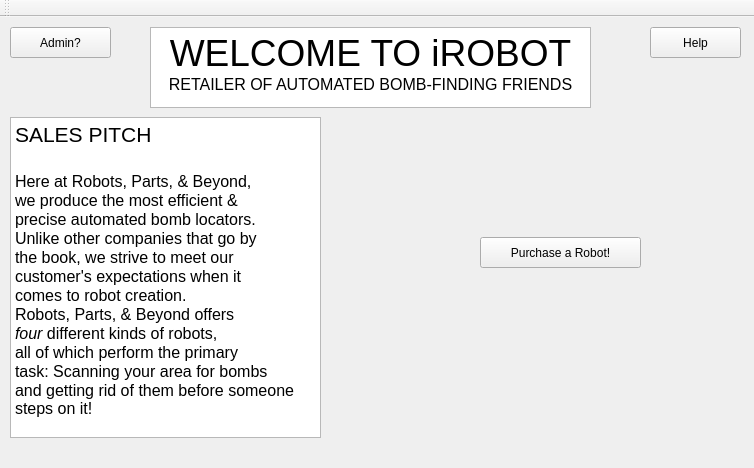
Qt form mainwindow.ui (alanc9016/fragile) before a commit.
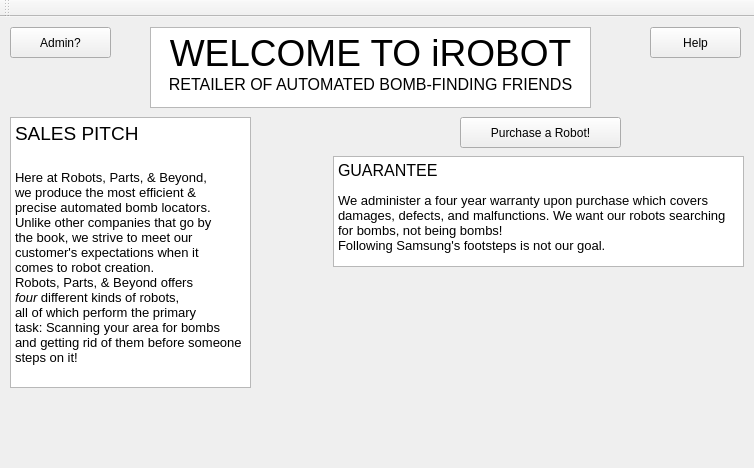
The same form after that commit.

Commit message: policy & sales pitch // This is a super rough layoutgit status!

Diff of the .ui file:
```diff
--- a/mainwindow.ui
+++ b/mainwindow.ui
@@ -63,8 +63,8 @@
      <rect>
       <x>10</x>
       <y>100</y>
-      <width>311</width>
-      <height>321</height>
+      <width>241</width>
+      <height>271</height>
      </rect>
     </property>
     <property name="html">
@@ -72,27 +72,27 @@
 &lt;html&gt;&lt;head&gt;&lt;meta name=&quot;qrichtext&quot; content=&quot;1&quot; /&gt;&lt;style type=&quot;text/css&quot;&gt;
 p, li { white-space: pre-wrap; }
 &lt;/style&gt;&lt;/head&gt;&lt;body style=&quot; font-family:'MS Shell Dlg 2'; font-size:8.25pt; font-weight:400; font-style:normal;&quot;&gt;
-&lt;p style=&quot; margin-top:0px; margin-bottom:0px; margin-left:0px; margin-right:0px; -qt-block-indent:0; text-indent:0px;&quot;&gt;&lt;span style=&quot; font-size:16pt;&quot;&gt;SALES PITCH&lt;/span&gt;&lt;/p&gt;
+&lt;p style=&quot; margin-top:0px; margin-bottom:0px; margin-left:0px; margin-right:0px; -qt-block-indent:0; text-indent:0px;&quot;&gt;&lt;span style=&quot; font-size:14pt;&quot;&gt;SALES PITCH&lt;/span&gt;&lt;/p&gt;
 &lt;p style=&quot;-qt-paragraph-type:empty; margin-top:0px; margin-bottom:0px; margin-left:0px; margin-right:0px; -qt-block-indent:0; text-indent:0px; font-size:16pt;&quot;&gt;&lt;br /&gt;&lt;/p&gt;
-&lt;p align=&quot;justify&quot; style=&quot; margin-top:0px; margin-bottom:0px; margin-left:0px; margin-right:0px; -qt-block-indent:0; text-indent:0px;&quot;&gt;&lt;span style=&quot; font-size:12pt;&quot;&gt;Here at Robots, Parts, &amp;amp; Beyond,&lt;/span&gt;&lt;/p&gt;
-&lt;p align=&quot;justify&quot; style=&quot; margin-top:0px; margin-bottom:0px; margin-left:0px; margin-right:0px; -qt-block-indent:0; text-indent:0px;&quot;&gt;&lt;span style=&quot; font-size:12pt;&quot;&gt;we produce the most efficient &amp;amp;&lt;/span&gt;&lt;/p&gt;
-&lt;p align=&quot;justify&quot; style=&quot; margin-top:0px; margin-bottom:0px; margin-left:0px; margin-right:0px; -qt-block-indent:0; text-indent:0px;&quot;&gt;&lt;span style=&quot; font-size:12pt;&quot;&gt;precise automated bomb locators.&lt;/span&gt;&lt;/p&gt;
-&lt;p align=&quot;justify&quot; style=&quot; margin-top:0px; margin-bottom:0px; margin-left:0px; margin-right:0px; -qt-block-indent:0; text-indent:0px;&quot;&gt;&lt;span style=&quot; font-size:12pt;&quot;&gt;Unlike other companies that go by &lt;/span&gt;&lt;/p&gt;
-&lt;p align=&quot;justify&quot; style=&quot; margin-top:0px; margin-bottom:0px; margin-left:0px; margin-right:0px; -qt-block-indent:0; text-indent:0px;&quot;&gt;&lt;span style=&quot; font-size:12pt;&quot;&gt;the book, we strive to meet our &lt;/span&gt;&lt;/p&gt;
-&lt;p align=&quot;justify&quot; style=&quot; margin-top:0px; margin-bottom:0px; margin-left:0px; margin-right:0px; -qt-block-indent:0; text-indent:0px;&quot;&gt;&lt;span style=&quot; font-size:12pt;&quot;&gt;customer's expectations when it&lt;/span&gt;&lt;/p&gt;
-&lt;p align=&quot;justify&quot; style=&quot; margin-top:0px; margin-bottom:0px; margin-left:0px; margin-right:0px; -qt-block-indent:0; text-indent:0px;&quot;&gt;&lt;span style=&quot; font-size:12pt;&quot;&gt;comes to robot creation.&lt;/span&gt;&lt;/p&gt;
-&lt;p align=&quot;justify&quot; style=&quot; margin-top:0px; margin-bottom:0px; margin-left:0px; margin-right:0px; -qt-block-indent:0; text-indent:0px;&quot;&gt;&lt;span style=&quot; font-size:12pt;&quot;&gt;Robots, Parts, &amp;amp; Beyond offers&lt;/span&gt;&lt;/p&gt;
-&lt;p align=&quot;justify&quot; style=&quot; margin-top:0px; margin-bottom:0px; margin-left:0px; margin-right:0px; -qt-block-indent:0; text-indent:0px;&quot;&gt;&lt;span style=&quot; font-size:12pt; font-style:italic;&quot;&gt;four &lt;/span&gt;&lt;span style=&quot; font-size:12pt;&quot;&gt;different kinds of robots,&lt;/span&gt;&lt;/p&gt;
-&lt;p align=&quot;justify&quot; style=&quot; margin-top:0px; margin-bottom:0px; margin-left:0px; margin-right:0px; -qt-block-indent:0; text-indent:0px;&quot;&gt;&lt;span style=&quot; font-size:12pt;&quot;&gt;all of which perform the primary&lt;/span&gt;&lt;/p&gt;
-&lt;p align=&quot;justify&quot; style=&quot; margin-top:0px; margin-bottom:0px; margin-left:0px; margin-right:0px; -qt-block-indent:0; text-indent:0px;&quot;&gt;&lt;span style=&quot; font-size:12pt;&quot;&gt;task: Scanning your area for bombs&lt;/span&gt;&lt;/p&gt;
-&lt;p align=&quot;justify&quot; style=&quot; margin-top:0px; margin-bottom:0px; margin-left:0px; margin-right:0px; -qt-block-indent:0; text-indent:0px;&quot;&gt;&lt;span style=&quot; font-size:12pt;&quot;&gt;and getting rid of them before someone&lt;br /&gt;steps on it!&lt;/span&gt;&lt;/p&gt;&lt;/body&gt;&lt;/html&gt;</string>
+&lt;p align=&quot;justify&quot; style=&quot; margin-top:0px; margin-bottom:0px; margin-left:0px; margin-right:0px; -qt-block-indent:0; text-indent:0px;&quot;&gt;&lt;span style=&quot; font-size:10pt;&quot;&gt;Here at Robots, Parts, &amp;amp; Beyond,&lt;/span&gt;&lt;/p&gt;
+&lt;p align=&quot;justify&quot; style=&quot; margin-top:0px; margin-bottom:0px; margin-left:0px; margin-right:0px; -qt-block-indent:0; text-indent:0px;&quot;&gt;&lt;span style=&quot; font-size:10pt;&quot;&gt;we produce the most efficient &amp;amp;&lt;/span&gt;&lt;/p&gt;
+&lt;p align=&quot;justify&quot; style=&quot; margin-top:0px; margin-bottom:0px; margin-left:0px; margin-right:0px; -qt-block-indent:0; text-indent:0px;&quot;&gt;&lt;span style=&quot; font-size:10pt;&quot;&gt;precise automated bomb locators.&lt;/span&gt;&lt;/p&gt;
+&lt;p align=&quot;justify&quot; style=&quot; margin-top:0px; margin-bottom:0px; margin-left:0px; margin-right:0px; -qt-block-indent:0; text-indent:0px;&quot;&gt;&lt;span style=&quot; font-size:10pt;&quot;&gt;Unlike other companies that go by &lt;/span&gt;&lt;/p&gt;
+&lt;p align=&quot;justify&quot; style=&quot; margin-top:0px; margin-bottom:0px; margin-left:0px; margin-right:0px; -qt-block-indent:0; text-indent:0px;&quot;&gt;&lt;span style=&quot; font-size:10pt;&quot;&gt;the book, we strive to meet our &lt;/span&gt;&lt;/p&gt;
+&lt;p align=&quot;justify&quot; style=&quot; margin-top:0px; margin-bottom:0px; margin-left:0px; margin-right:0px; -qt-block-indent:0; text-indent:0px;&quot;&gt;&lt;span style=&quot; font-size:10pt;&quot;&gt;customer's expectations when it&lt;/span&gt;&lt;/p&gt;
+&lt;p align=&quot;justify&quot; style=&quot; margin-top:0px; margin-bottom:0px; margin-left:0px; margin-right:0px; -qt-block-indent:0; text-indent:0px;&quot;&gt;&lt;span style=&quot; font-size:10pt;&quot;&gt;comes to robot creation.&lt;/span&gt;&lt;/p&gt;
+&lt;p align=&quot;justify&quot; style=&quot; margin-top:0px; margin-bottom:0px; margin-left:0px; margin-right:0px; -qt-block-indent:0; text-indent:0px;&quot;&gt;&lt;span style=&quot; font-size:10pt;&quot;&gt;Robots, Parts, &amp;amp; Beyond offers&lt;/span&gt;&lt;/p&gt;
+&lt;p align=&quot;justify&quot; style=&quot; margin-top:0px; margin-bottom:0px; margin-left:0px; margin-right:0px; -qt-block-indent:0; text-indent:0px;&quot;&gt;&lt;span style=&quot; font-size:10pt; font-style:italic;&quot;&gt;four &lt;/span&gt;&lt;span style=&quot; font-size:10pt;&quot;&gt;different kinds of robots,&lt;/span&gt;&lt;/p&gt;
+&lt;p align=&quot;justify&quot; style=&quot; margin-top:0px; margin-bottom:0px; margin-left:0px; margin-right:0px; -qt-block-indent:0; text-indent:0px;&quot;&gt;&lt;span style=&quot; font-size:10pt;&quot;&gt;all of which perform the primary&lt;/span&gt;&lt;/p&gt;
+&lt;p align=&quot;justify&quot; style=&quot; margin-top:0px; margin-bottom:0px; margin-left:0px; margin-right:0px; -qt-block-indent:0; text-indent:0px;&quot;&gt;&lt;span style=&quot; font-size:10pt;&quot;&gt;task: Scanning your area for bombs&lt;/span&gt;&lt;/p&gt;
+&lt;p align=&quot;justify&quot; style=&quot; margin-top:0px; margin-bottom:0px; margin-left:0px; margin-right:0px; -qt-block-indent:0; text-indent:0px;&quot;&gt;&lt;span style=&quot; font-size:10pt;&quot;&gt;and getting rid of them before someone&lt;br /&gt;steps on it!&lt;/span&gt;&lt;/p&gt;&lt;/body&gt;&lt;/html&gt;</string>
     </property>
    </widget>
    <widget class="QPushButton" name="purchaseBtn">
     <property name="geometry">
      <rect>
-      <x>480</x>
-      <y>220</y>
+      <x>460</x>
+      <y>100</y>
       <width>161</width>
       <height>31</height>
      </rect>
@@ -101,6 +101,26 @@
      <string>Purchase a Robot!</string>
     </property>
    </widget>
+   <widget class="QTextEdit" name="textEdit_2">
+    <property name="geometry">
+     <rect>
+      <x>333</x>
+      <y>139</y>
+      <width>411</width>
+      <height>111</height>
+     </rect>
+    </property>
+    <property name="html">
+     <string>&lt;!DOCTYPE HTML PUBLIC &quot;-//W3C//DTD HTML 4.0//EN&quot; &quot;http://www.w3.org/TR/REC-html40/strict.dtd&quot;&gt;
+&lt;html&gt;&lt;head&gt;&lt;meta name=&quot;qrichtext&quot; content=&quot;1&quot; /&gt;&lt;style type=&quot;text/css&quot;&gt;
+p, li { white-space: pre-wrap; }
+&lt;/style&gt;&lt;/head&gt;&lt;body style=&quot; font-family:'MS Shell Dlg 2'; font-size:8.25pt; font-weight:400; font-style:normal;&quot;&gt;
+&lt;p style=&quot; margin-top:0px; margin-bottom:0px; margin-left:0px; margin-right:0px; -qt-block-indent:0; text-indent:0px;&quot;&gt;&lt;span style=&quot; font-size:12pt;&quot;&gt;GUARANTEE&lt;/span&gt;&lt;/p&gt;
+&lt;p style=&quot;-qt-paragraph-type:empty; margin-top:0px; margin-bottom:0px; margin-left:0px; margin-right:0px; -qt-block-indent:0; text-indent:0px;&quot;&gt;&lt;br /&gt;&lt;/p&gt;
+&lt;p style=&quot; margin-top:0px; margin-bottom:0px; margin-left:0px; margin-right:0px; -qt-block-indent:0; text-indent:0px;&quot;&gt;&lt;span style=&quot; font-size:10pt;&quot;&gt;We administer a four year warranty upon purchase which covers damages, defects, and malfunctions. We want our robots searching for bombs, not being bombs! &lt;/span&gt;&lt;/p&gt;
+&lt;p style=&quot; margin-top:0px; margin-bottom:0px; margin-left:0px; margin-right:0px; -qt-block-indent:0; text-indent:0px;&quot;&gt;&lt;span style=&quot; font-size:10pt;&quot;&gt;Following Samsung's footsteps is not our goal.&lt;/span&gt;&lt;/p&gt;&lt;/body&gt;&lt;/html&gt;</string>
+    </property>
+   </widget>
   </widget>
   <widget class="QToolBar" name="mainToolBar">
    <attribute name="toolBarArea">
```
The commit also changes 9 other files.
